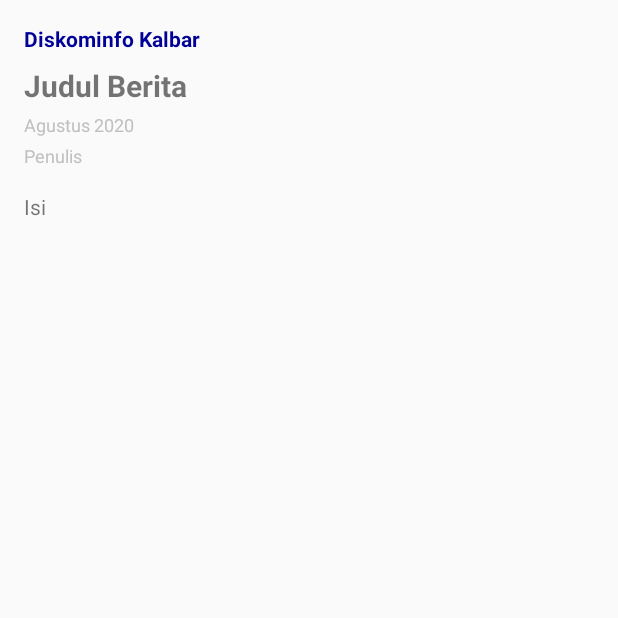
After one commit to galaxyan12/Diskominfo_Kalbar, an Android app: the BeritaDetilActivity screen opened directly, with no data from a screen before it, on a phone screen of 412 x 824 dp, the top half of it. The commit adds this screen. Run offline under Robolectric (Android 15) with nearby library versions, the light colour scheme and no system bars; pictures from the network do not load; 1 statement that could not run was skipped.

Commit message:
fix detail berita

```diff
--- a/app/src/main/java/com/kalbarprov/diskominfokalbar/BeritaActivity.java
+++ b/app/src/main/java/com/kalbarprov/diskominfokalbar/BeritaActivity.java
@@ -53,8 +53,6 @@ public class BeritaActivity extends AppCompatActivity {
                 int kode = response.body().getCode();
                 String message = response.body().getMessage();
 
-                Toast.makeText(BeritaActivity.this, "Code :"+kode+" | Pesan : "+message, Toast.LENGTH_SHORT).show();
-
                 listBerita = response.body().getContent();
 
                 adBerita = new BeritaAdapter(BeritaActivity.this, listBerita);
--- /dev/null
+++ b/app/src/main/java/com/kalbarprov/diskominfokalbar/BeritaDetilActivity.java
@@ -0,0 +1,71 @@
+package com.kalbarprov.diskominfokalbar;
+
+import android.os.Bundle;
+import android.text.Html;
+import android.widget.ImageView;
+import android.widget.TextView;
+import android.widget.Toast;
+
+import androidx.appcompat.app.AppCompatActivity;
+
+import com.bumptech.glide.Glide;
+import com.kalbarprov.diskominfokalbar.berita.APIRequestData;
+import com.kalbarprov.diskominfokalbar.berita.DetilModel;
+import com.kalbarprov.diskominfokalbar.berita.ResponseDetilModel;
+import com.kalbarprov.diskominfokalbar.berita.RetroServer;
+
+import java.util.ArrayList;
+import java.util.List;
+
+import retrofit2.Call;
+import retrofit2.Callback;
+import retrofit2.Response;
+
+public class BeritaDetilActivity extends AppCompatActivity {
+
+    public static String NEWS_SLUG = "";
+    private String slug = "";
+    private int position = 0;
+    ImageView iv_Berita;
+    TextView tv_judulDetil, tv_tanggalDetil, tv_penulisDetil, tv_isiDetil;
+
+
+    @Override
+    protected void onCreate(Bundle savedInstanceState) {
+        super.onCreate(savedInstanceState);
+        setContentView(R.layout.activity_berita_detil);
+
+        iv_Berita = findViewById(R.id.iv_detilBerita);
+        tv_judulDetil = findViewById(R.id.tv_judulDetil);
+        tv_tanggalDetil = findViewById(R.id.tv_tanggalDetil);
+        tv_penulisDetil = findViewById(R.id.tv_penulisDetil);
+        tv_isiDetil = findViewById(R.id.tv_isidetil);
+        slug = getIntent().getStringExtra(NEWS_SLUG);
+        retrieveDetil();
+    }
+
+    public void retrieveDetil() {
+        APIRequestData ardDetil = RetroServer.connectRetrofit().create(APIRequestData.class);
+        Call<ResponseDetilModel> tampilDetil = ardDetil.ardRetrieveDetil("detil/"+slug);
+        tampilDetil.enqueue(new Callback<ResponseDetilModel>() {
+            @Override
+            public void onResponse(Call<ResponseDetilModel> call, Response<ResponseDetilModel> response) {
+                List<DetilModel> detilModels = response.body().getContent();
+                for (DetilModel detil : detilModels) {
+                    Glide.with(BeritaDetilActivity.this).load(detil.getDetilImage()).into(iv_Berita);
+                    tv_judulDetil.setText(detil.getDetilTitle());
+                    tv_tanggalDetil.setText(detil.getDetilDatecreate());
+                    tv_penulisDetil.setText(detil.getDetilUser());
+                    String isi = Html.fromHtml(detil.getDetilContent()).toString();
+                    tv_isiDetil.setText(isi);
+                }
+            }
+
+            @Override
+            public void onFailure(Call<ResponseDetilModel> call, Throwable t) {
+                Toast.makeText(BeritaDetilActivity.this, "Gagal Mengambil Data Berita"+t, Toast.LENGTH_SHORT).show();
+            }
+        });
+
+    }
+}
--- a/app/src/main/java/com/kalbarprov/diskominfokalbar/berita/APIRequestData.java
+++ b/app/src/main/java/com/kalbarprov/diskominfokalbar/berita/APIRequestData.java
@@ -1,10 +1,16 @@
 package com.kalbarprov.diskominfokalbar.berita;
+
+import java.util.List;
 
 import retrofit2.Call;
 import retrofit2.http.GET;
+import retrofit2.http.Url;
 
 public interface APIRequestData {
 
-    @GET("2020")
+    @GET("json/2020")
     Call<ResponseModel> ardRetrieveData();
+
+    @GET
+    Call<ResponseDetilModel> ardRetrieveDetil(@Url String slugbaru);
 }
--- a/app/src/main/java/com/kalbarprov/diskominfokalbar/berita/RetroServer.java
+++ b/app/src/main/java/com/kalbarprov/diskominfokalbar/berita/RetroServer.java
@@ -6,7 +6,7 @@ import retrofit2.Retrofit;
 import retrofit2.converter.gson.GsonConverterFactory;
 
 public class RetroServer {
-    private static final String baseURL = "https://kalbarprov.go.id/APIs/kalbarberita-API/json/";
+    private static final String baseURL = "https://kalbarprov.go.id/APIs/kalbarberita-API/";
     private static Retrofit retrofit = null;
 
     public static Retrofit connectRetrofit(){
--- /dev/null
+++ b/app/src/main/res/layout/activity_berita_detil.xml
@@ -0,0 +1,93 @@
+<?xml version="1.0" encoding="utf-8"?>
+<ScrollView
+    xmlns:android="http://schemas.android.com/apk/res/android"
+    xmlns:app="http://schemas.android.com/apk/res-auto"
+    xmlns:tools="http://schemas.android.com/tools"
+    android:layout_width="match_parent"
+    android:layout_height="match_parent">
+
+    <androidx.constraintlayout.widget.ConstraintLayout
+        android:layout_width="match_parent"
+        android:layout_height="match_parent"
+        tools:context=".BeritaDetilActivity">
+
+        <ImageView
+            android:id="@+id/iv_detilBerita"
+            android:layout_width="match_parent"
+            android:layout_height="wrap_content"
+            app:layout_constraintEnd_toEndOf="parent"
+            app:layout_constraintStart_toStartOf="parent"
+            app:layout_constraintTop_toTopOf="parent"
+            tools:srcCompat="@tools:sample/avatars" />
+
+        <TextView
+            android:id="@+id/tv_kalbarNews"
+            android:layout_width="wrap_content"
+            android:layout_height="wrap_content"
+            android:layout_marginStart="16dp"
+            android:layout_marginTop="16dp"
+            android:text="Diskominfo Kalbar"
+            android:textStyle="bold"
+            android:textColor="#000099"
+            app:layout_constraintStart_toStartOf="parent"
+            app:layout_constraintTop_toBottomOf="@+id/iv_detilBerita" />
+
+        <TextView
+            android:id="@+id/tv_judulDetil"
+            android:layout_width="match_parent"
+            android:layout_height="wrap_content"
+            android:justificationMode="inter_word"
+            android:layout_marginStart="16dp"
+            android:layout_marginEnd="16dp"
+            android:textSize="20sp"
+            android:layout_marginTop="8dp"
+            android:textStyle="bold"
+            android:text="Judul Berita"
+            app:layout_constraintStart_toStartOf="parent"
+            app:layout_constraintTop_toBottomOf="@+id/tv_kalbarNews" />
+
+        <TextView
+            android:id="@+id/tv_tanggalDetil"
+            android:layout_width="match_parent"
+            android:layout_height="wrap_content"
+            android:layout_marginStart="16dp"
+            android:layout_marginTop="4dp"
+            android:textColor="#C0C0C0"
+            android:textSize="12sp"
+            android:text="Agustus 2020"
+            app:layout_constraintStart_toStartOf="parent"
+            app:layout_constraintTop_toBottomOf="@+id/tv_judulDetil" />
+
+        <TextView
+            android:id="@+id/tv_penulisDetil"
+            android:layout_width="match_parent"
+            android:layout_height="wrap_content"
+            android:layout_marginStart="16dp"
+            android:layout_marginTop="4dp"
+            android:layout_marginEnd="8dp"
+            android:text="Penulis"
+            android:textColor="#C0C0C0"
+            android:textSize="12sp"
+            app:layout_constraintEnd_toEndOf="parent"
+            app:layout_constraintStart_toStartOf="parent"
+            app:layout_constraintTop_toBottomOf="@+id/tv_tanggalDetil" />
+
+        <TextView
+            android:id="@+id/tv_isidetil"
+            android:layout_width="match_parent"
+            android:layout_height="wrap_content"
+            android:layout_marginStart="16dp"
+            android:layout_marginTop="16dp"
+            android:layout_marginEnd="16dp"
+            android:textSize="14sp"
+            android:justificationMode="inter_word"
+            android:text="Isi"
+            app:layout_constraintEnd_toEndOf="parent"
+            app:layout_constraintHorizontal_bias="0.498"
+            app:layout_constraintStart_toStartOf="parent"
+            app:layout_constraintTop_toBottomOf="@+id/tv_penulisDetil" />
+
+
+    </androidx.constraintlayout.widget.ConstraintLayout>
+
+</ScrollView>
--- a/app/src/main/res/layout/activity_unit_kerja.xml
+++ b/app/src/main/res/layout/activity_unit_kerja.xml
@@ -27,6 +27,7 @@
             android:clickable="true"
             android:focusable="true"
             app:cardCornerRadius="8dp"
+            android:foreground="?android:attr/selectableItemBackground"
             app:cardElevation="3dp"
             app:cardUseCompatPadding="true">
 
@@ -61,6 +62,7 @@
             android:layout_height="wrap_content"
             android:clickable="true"
             android:focusable="true"
+            android:foreground="?android:attr/selectableItemBackground"
             app:cardCornerRadius="8dp"
             app:cardElevation="3dp"
             app:cardUseCompatPadding="true">
@@ -95,6 +97,7 @@
             android:layout_width="match_parent"
             android:layout_height="wrap_content"
             android:clickable="true"
+            android:foreground="?android:attr/selectableItemBackground"
             android:focusable="true"
             app:cardCornerRadius="8dp"
             app:cardElevation="3dp"
@@ -132,6 +135,7 @@
             android:clickable="true"
             android:focusable="true"
             app:cardCornerRadius="8dp"
+            android:foreground="?android:attr/selectableItemBackground"
             app:cardElevation="3dp"
             app:cardUseCompatPadding="true">
 
@@ -165,6 +169,7 @@
             android:layout_width="match_parent"
             android:layout_height="wrap_content"
             android:clickable="true"
+            android:foreground="?android:attr/selectableItemBackground"
             android:focusable="true"
             app:cardCornerRadius="8dp"
             app:cardElevation="3dp"
```
Also changed, not shown: app/src/main/AndroidManifest.xml (+5 -2 lines), app/src/main/java/com/kalbarprov/diskominfokalbar/berita/BeritaAdapter.java (+11 -2 lines), app/src/main/java/com/kalbarprov/diskominfokalbar/berita/DetilModel.java (added, +87 -0 lines), app/src/main/java/com/kalbarprov/diskominfokalbar/berita/ResponseDetilModel.java (added, +49 -0 lines), app/src/main/res/layout/row_berita.xml (+28 -24 lines).
